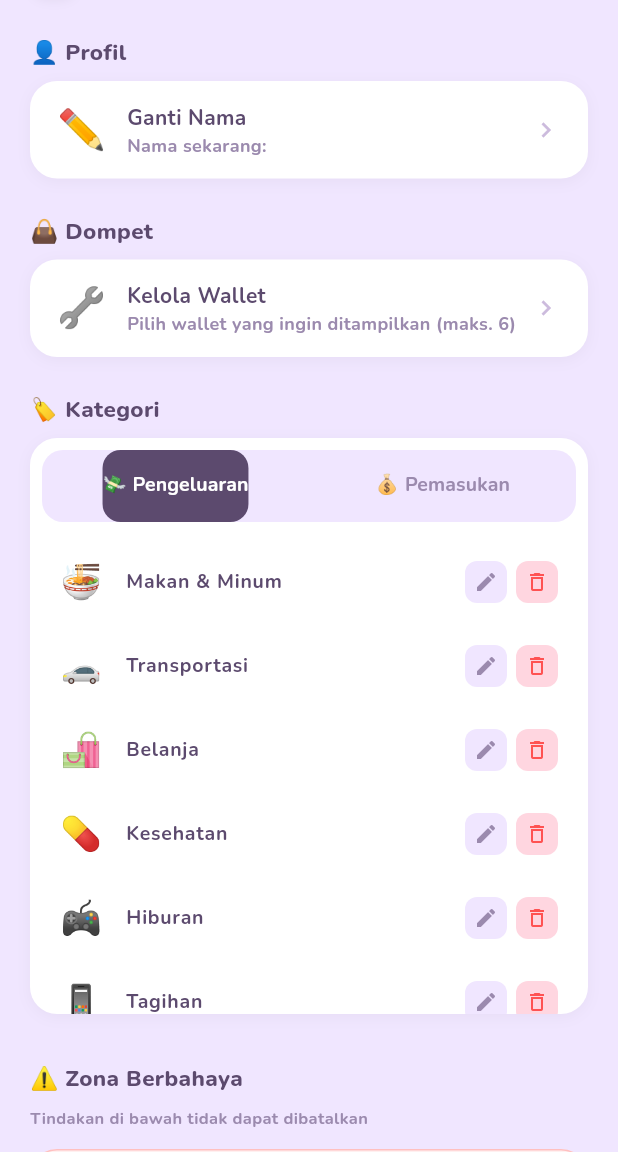
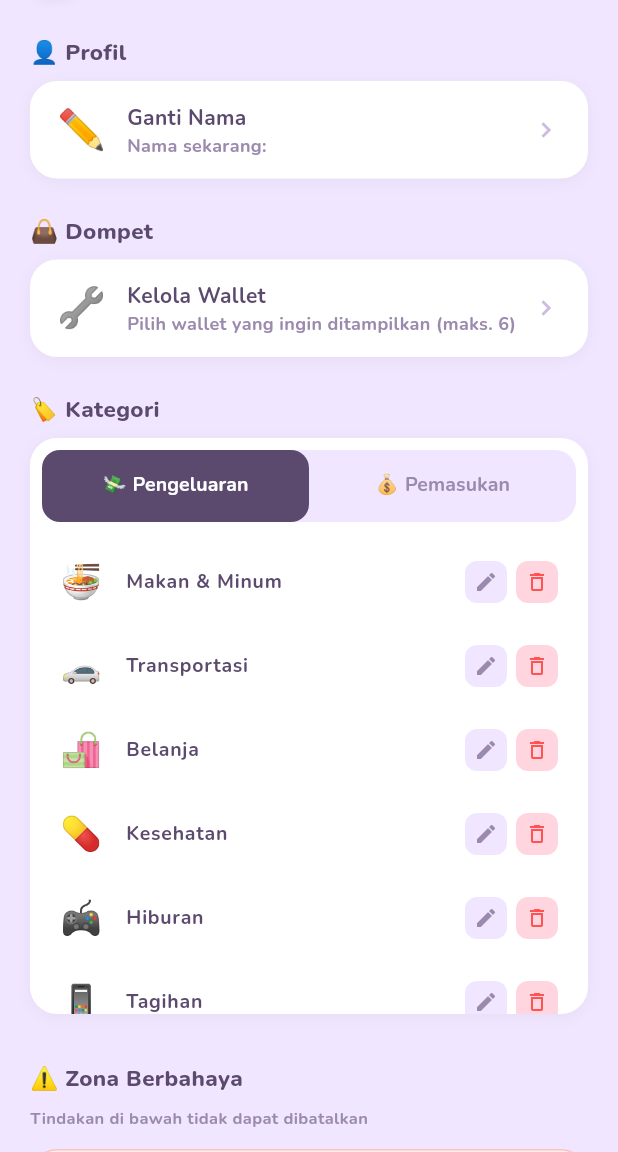
Before and after one commit to ticketgoid/duit-bos, a Flutter app: the SettingsScreen screen opened directly, on a phone screen of 412 x 824 dp, the part 84-1236 px from its top. Run offline on Flutter 3.47's test engine with Material 3 defaults, Android fonts, the phone set to English and light mode, and no system bars; our stand-ins replace flutter_riverpod, google_fonts, shared_preferences, sqflite; accounts and stored records are empty.

Commit message:
fix errors

```diff
--- a/lib/screens/settings_screen.dart
+++ b/lib/screens/settings_screen.dart
@@ -820,16 +820,19 @@ class _SettingsScreenState extends ConsumerState<SettingsScreen>
                               controller: _categoryTabController,
                               indicator: BoxDecoration(
                                 color: const Color(0xFF5C4A6E),
-                                borderRadius:
-                                BorderRadius.circular(12),
+                                borderRadius: BorderRadius.circular(12),
                               ),
+                              indicatorSize: TabBarIndicatorSize.tab,  // ← tambah ini
+                              dividerColor: Colors.transparent,
                               labelColor: Colors.white,
-                              unselectedLabelColor:
-                              const Color(0xFF9B8AAE),
+                              unselectedLabelColor: const Color(0xFF9B8AAE),
                               labelStyle: GoogleFonts.nunito(
                                   fontSize: 13,
                                   fontWeight: FontWeight.w700),
-                              dividerColor: Colors.transparent,
+                              unselectedLabelStyle: GoogleFonts.nunito(
+                                  fontSize: 13,
+                                  fontWeight: FontWeight.w700),
+                              padding: EdgeInsets.zero,               // ← tambah ini
                               tabs: const [
                                 Tab(text: '💸 Pengeluaran'),
                                 Tab(text: '💰 Pemasukan'),
```
